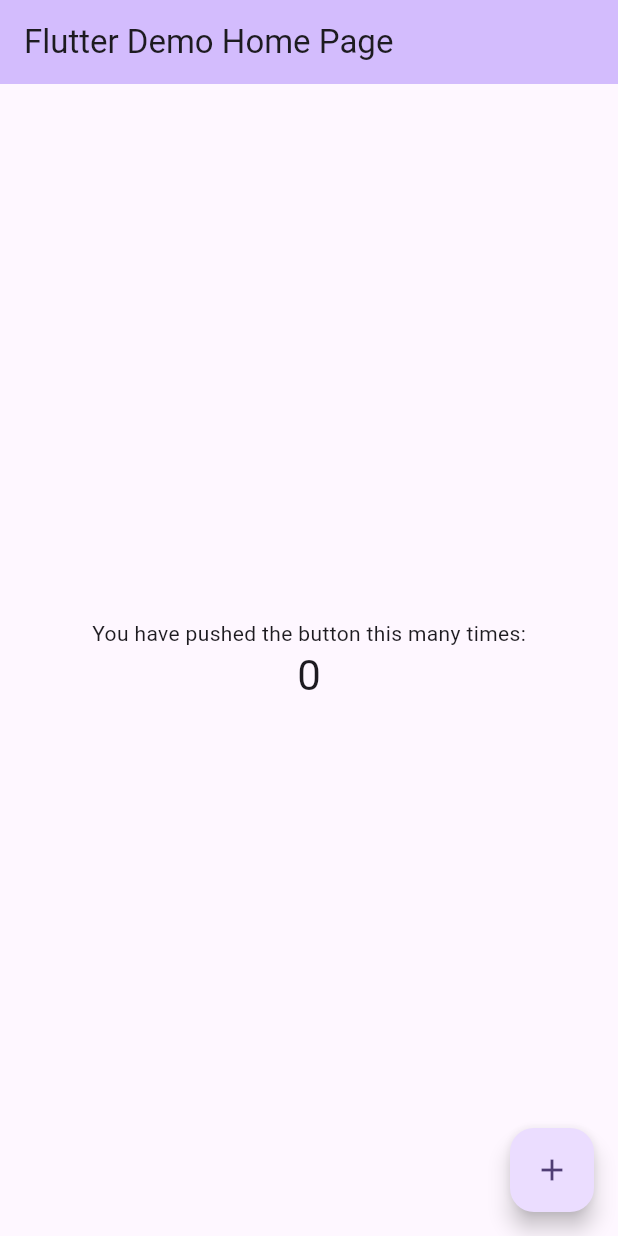
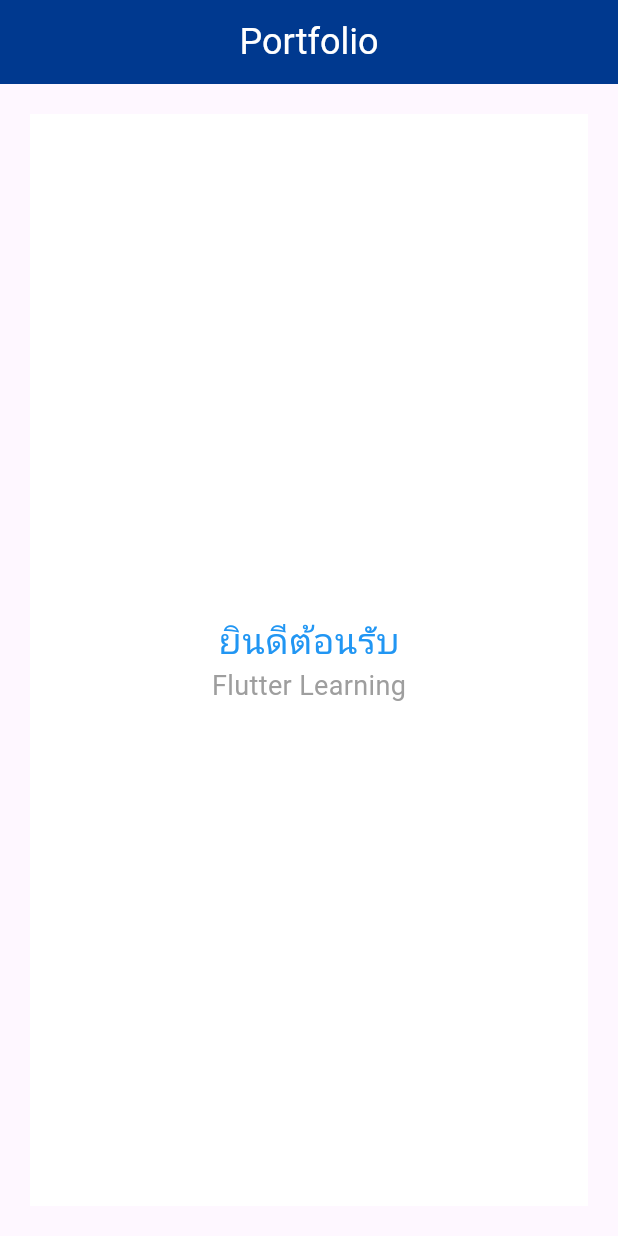
Before and after one commit to Patiz-pao/flutter-learning, a Flutter app: the screen it shows after launch, on a phone screen of 412 x 824 dp. Run offline on Flutter 3.47's test engine with Material 3 defaults, Android fonts, the phone set to English and light mode, and no system bars; our stand-ins replace google_fonts; Roboto replaces fonts that are missing (Kanit).

Commit message:
init commit

```diff
--- a/lib/main.dart
+++ b/lib/main.dart
@@ -1,122 +1,29 @@
 import 'package:flutter/material.dart';
+import 'package:flutter_learning/pages/home.dart';
+import 'package:google_fonts/google_fonts.dart';
 
 void main() {
-  runApp(const MyApp());
+  runApp(MyApp());
 }
 
 class MyApp extends StatelessWidget {
   const MyApp({super.key});
 
-  // This widget is the root of your application.
   @override
   Widget build(BuildContext context) {
     return MaterialApp(
-      title: 'Flutter Demo',
-      theme: ThemeData(
-        // This is the theme of your application.
-        //
-        // TRY THIS: Try running your application with "flutter run". You'll see
-        // the application has a purple toolbar. Then, without quitting the app,
-        // try changing the seedColor in the colorScheme below to Colors.green
-        // and then invoke "hot reload" (save your changes or press the "hot
-        // reload" button in a Flutter-supported IDE, or press "r" if you used
-        // the command line to start the app).
-        //
-        // Notice that the counter didn't reset back to zero; the application
-        // state is not lost during the reload. To reset the state, use hot
-        // restart instead.
-        //
-        // This works for code too, not just values: Most code changes can be
-        // tested with just a hot reload.
-        colorScheme: ColorScheme.fromSeed(seedColor: Colors.deepPurple),
+      title: "Patipat",
+      home: Scaffold(
+        appBar: AppBar(
+          title: Text(
+            "Portfolio",
+            style: GoogleFonts.kanit(color: Colors.white, fontSize: 24),
+          ),
+          backgroundColor: const Color.fromARGB(255, 0, 57, 143),
+          centerTitle: true,
+        ),
+        body: const Home(),
       ),
-      home: const MyHomePage(title: 'Flutter Demo Home Page'),
     );
   }
 }
-
-class MyHomePage extends StatefulWidget {
-  const MyHomePage({super.key, required this.title});
-
-  // This widget is the home page of your application. It is stateful, meaning
-  // that it has a State object (defined below) that contains fields that affect
-  // how it looks.
-
-  // This class is the configuration for the state. It holds the values (in this
-  // case the title) provided by the parent (in this case the App widget) and
-  // used by the build method of the State. Fields in a Widget subclass are
-  // always marked "final".
-
-  final String title;
-
-  @override
-  State<MyHomePage> createState() => _MyHomePageState();
-}
-
-class _MyHomePageState extends State<MyHomePage> {
-  int _counter = 0;
-
-  void _incrementCounter() {
-    setState(() {
-      // This call to setState tells the Flutter framework that something has
-      // changed in this State, which causes it to rerun the build method below
-      // so that the display can reflect the updated values. If we changed
-      // _counter without calling setState(), then the build method would not be
-      // called again, and so nothing would appear to happen.
-      _counter++;
-    });
-  }
-
-  @override
-  Widget build(BuildContext context) {
-    // This method is rerun every time setState is called, for instance as done
-    // by the _incrementCounter method above.
-    //
-    // The Flutter framework has been optimized to make rerunning build methods
-    // fast, so that you can just rebuild anything that needs updating rather
-    // than having to individually change instances of widgets.
-    return Scaffold(
-      appBar: AppBar(
-        // TRY THIS: Try changing the color here to a specific color (to
-        // Colors.amber, perhaps?) and trigger a hot reload to see the AppBar
-        // change color while the other colors stay the same.
-        backgroundColor: Theme.of(context).colorScheme.inversePrimary,
-        // Here we take the value from the MyHomePage object that was created by
-        // the App.build method, and use it to set our appbar title.
-        title: Text(widget.title),
-      ),
-      body: Center(
-        // Center is a layout widget. It takes a single child and positions it
-        // in the middle of the parent.
-        child: Column(
-          // Column is also a layout widget. It takes a list of children and
-          // arranges them vertically. By default, it sizes itself to fit its
-          // children horizontally, and tries to be as tall as its parent.
-          //
-          // Column has various properties to control how it sizes itself and
-          // how it positions its children. Here we use mainAxisAlignment to
-          // center the children vertically; the main axis here is the vertical
-          // axis because Columns are vertical (the cross axis would be
-          // horizontal).
-          //
-          // TRY THIS: Invoke "debug painting" (choose the "Toggle Debug Paint"
-          // action in the IDE, or press "p" in the console), to see the
-          // wireframe for each widget.
-          mainAxisAlignment: MainAxisAlignment.center,
-          children: <Widget>[
-            const Text('You have pushed the button this many times:'),
-            Text(
-              '$_counter',
-              style: Theme.of(context).textTheme.headlineMedium,
-            ),
-          ],
-        ),
-      ),
-      floatingActionButton: FloatingActionButton(
-        onPressed: _incrementCounter,
-        tooltip: 'Increment',
-        child: const Icon(Icons.add),
-      ), // This trailing comma makes auto-formatting nicer for build methods.
-    );
-  }
-}
--- /dev/null
+++ b/lib/pages/home.dart
@@ -0,0 +1,28 @@
+import 'package:flutter/material.dart';
+
+class Home extends StatelessWidget {
+  const Home({super.key});
+
+  @override
+  Widget build(BuildContext context) {
+    return Container(
+      color: Colors.white,
+      margin: EdgeInsets.all(20),
+      child: Center(
+        child: Column(
+          mainAxisAlignment: MainAxisAlignment.center,
+          children: [
+            const Text(
+              "ยินดีต้อนรับ",
+              style: TextStyle(fontSize: 24, color: Colors.blue),
+            ),
+            const Text(
+              "Flutter Learning",
+              style: TextStyle(fontSize: 18, color: Colors.grey),
+            ),
+          ],
+        ),
+      ),
+    );
+  }
+}
--- a/pubspec.yaml
+++ b/pubspec.yaml
@@ -30,6 +30,7 @@ environment:
 dependencies:
   flutter:
     sdk: flutter
+  google_fonts: ^6.1.0
 
   # The following adds the Cupertino Icons font to your application.
   # Use with the CupertinoIcons class for iOS style icons.
```
Also changed, not shown: pubspec.lock, 1 other file.
